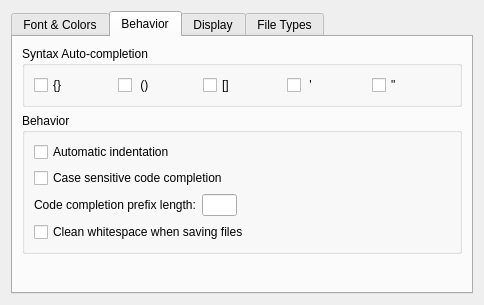
This is liteidex/src/plugins/liteeditor/liteeditoroption.ui in visualfc/liteide as Qt 5 draws it before an edit. The edited form follows.
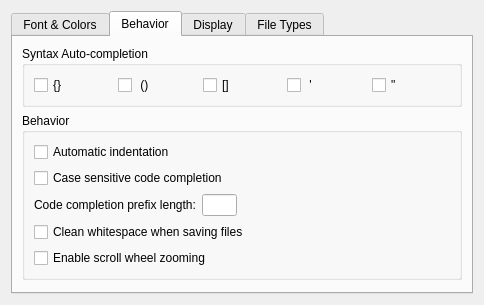
This is the edited form. The open tabs and pages were chosen to show the change.

Commit message: liteediotr: add wheel zomming option

What changed in the file:
```diff
--- a/liteidex/src/plugins/liteeditor/liteeditoroption.ui
+++ b/liteidex/src/plugins/liteeditor/liteeditoroption.ui
@@ -7,7 +7,7 @@
     <x>0</x>
     <y>0</y>
     <width>475</width>
-    <height>242</height>
+    <height>266</height>
    </rect>
   </property>
   <property name="windowTitle">
@@ -295,6 +295,13 @@
             </property>
            </widget>
           </item>
+          <item>
+           <widget class="QCheckBox" name="wheelZoomingCheckBox">
+            <property name="text">
+             <string>Enable scroll wheel zooming</string>
+            </property>
+           </widget>
+          </item>
          </layout>
         </widget>
        </item>
```
The commit also changes 4 other files.
